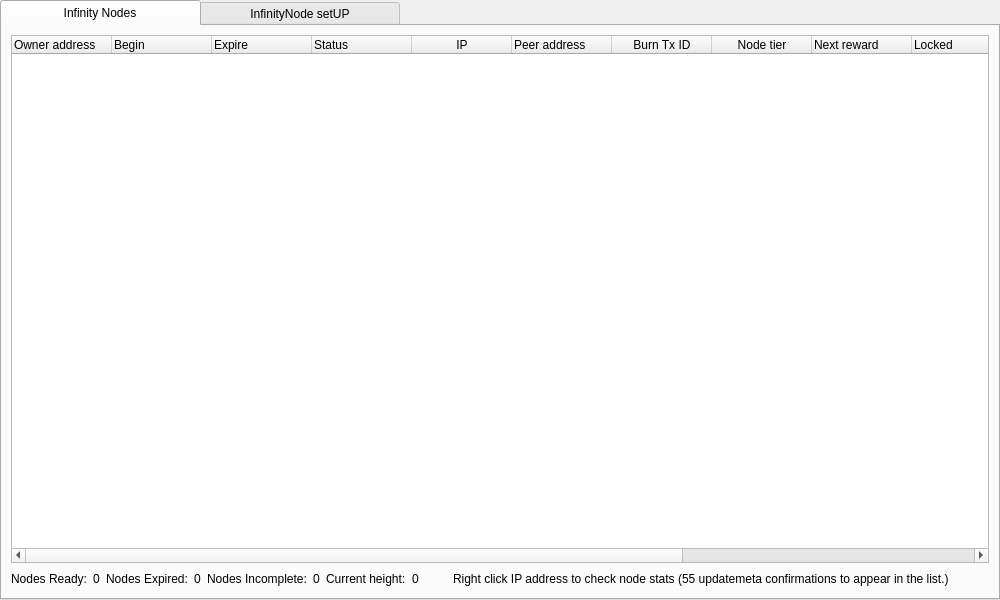
hardwarewise/SIN-core, file src/qt/forms/masternodelist.ui: the form before one commit.
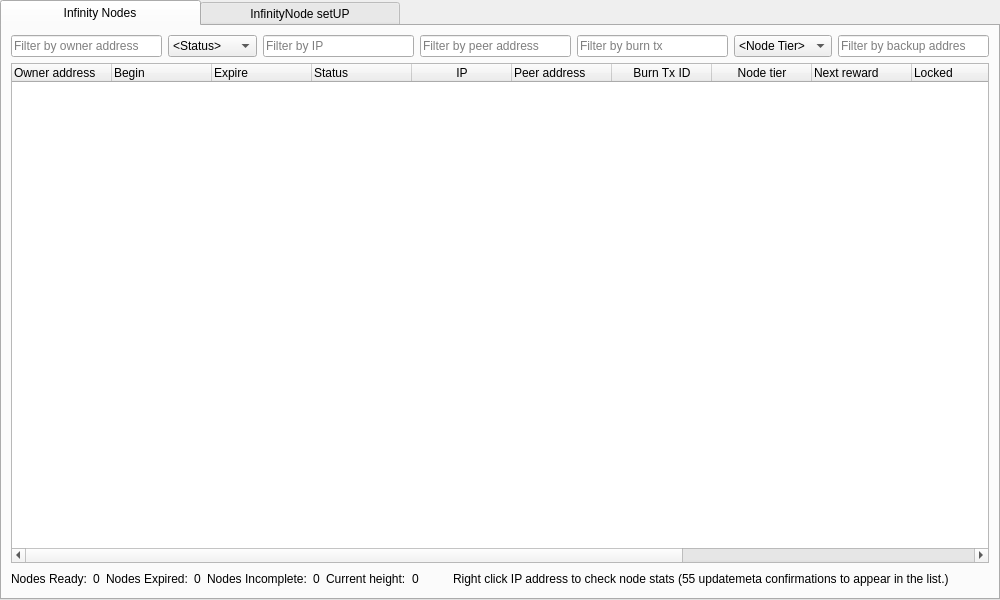
The form after the commit. Icons and pictures are not drawn.

Commit message: [DIN list] add search filters

The edit to the form file:
```diff
--- a/src/qt/forms/masternodelist.ui
+++ b/src/qt/forms/masternodelist.ui
@@ -61,6 +61,98 @@
          <string>Infinity Nodes</string>
         </attribute>
         <layout class="QVBoxLayout" name="verticalLayout_4">
+         <item>
+          <layout class="QHBoxLayout" name="horizontalLayout_3">
+           <item>
+            <widget class="QLineEdit" name="searchOwnerAddr">
+             <property name="placeholderText">
+              <string>Filter by owner address</string>
+             </property>
+            </widget>
+           </item>
+           <item>
+            <widget class="QComboBox" name="comboStatus">
+             <item>
+              <property name="text">
+               <string>&lt;Status&gt;</string>
+              </property>
+             </item>
+             <item>
+              <property name="text">
+               <string>Expired</string>
+              </property>
+             </item>
+             <item>
+              <property name="text">
+               <string>Incomplete</string>
+              </property>
+             </item>
+             <item>
+              <property name="text">
+               <string>Ready</string>
+              </property>
+             </item>
+             <item>
+              <property name="text">
+               <string>Unknown</string>
+              </property>
+             </item>
+            </widget>
+           </item>
+           <item>
+            <widget class="QLineEdit" name="searchIP">
+             <property name="placeholderText">
+              <string>Filter by IP</string>
+             </property>
+            </widget>
+           </item>
+           <item>
+            <widget class="QLineEdit" name="searchPeerAddr">
+             <property name="placeholderText">
+              <string>Filter by peer address</string>
+             </property>
+            </widget>
+           </item>
+           <item>
+            <widget class="QLineEdit" name="searchBurnTx">
+             <property name="placeholderText">
+              <string>Filter by burn tx</string>
+             </property>
+            </widget>
+           </item>
+           <item>
+            <widget class="QComboBox" name="comboTier">
+             <item>
+              <property name="text">
+               <string>&lt;Node Tier&gt;</string>
+              </property>
+             </item>
+             <item>
+              <property name="text">
+               <string>MINI</string>
+              </property>
+             </item>
+             <item>
+              <property name="text">
+               <string>MID</string>
+              </property>
+             </item>
+             <item>
+              <property name="text">
+               <string>BIG</string>
+              </property>
+             </item>
+            </widget>
+           </item>
+           <item>
+            <widget class="QLineEdit" name="searchBackupAddr">
+             <property name="placeholderText">
+              <string>Filter by backup addres</string>
+             </property>
+            </widget>
+           </item>
+          </layout>
+         </item>
          <item>
           <widget class="QTableWidget" name="dinTable">
            <property name="enabled">
```
The commit also changes 2 other files.
